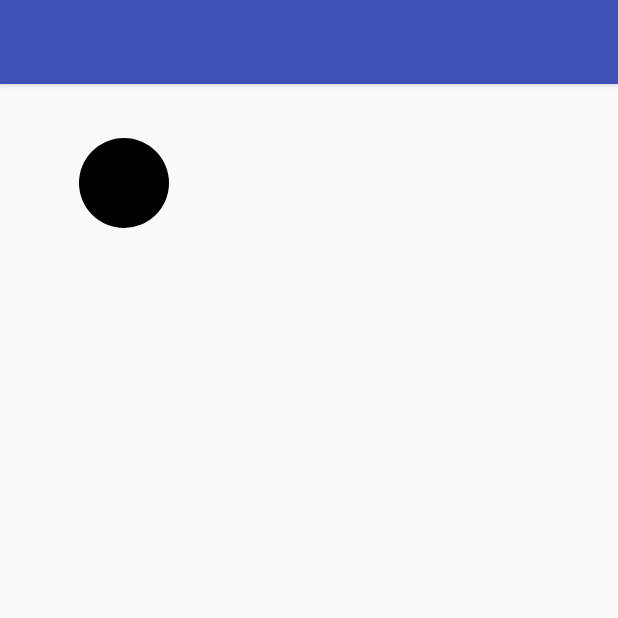
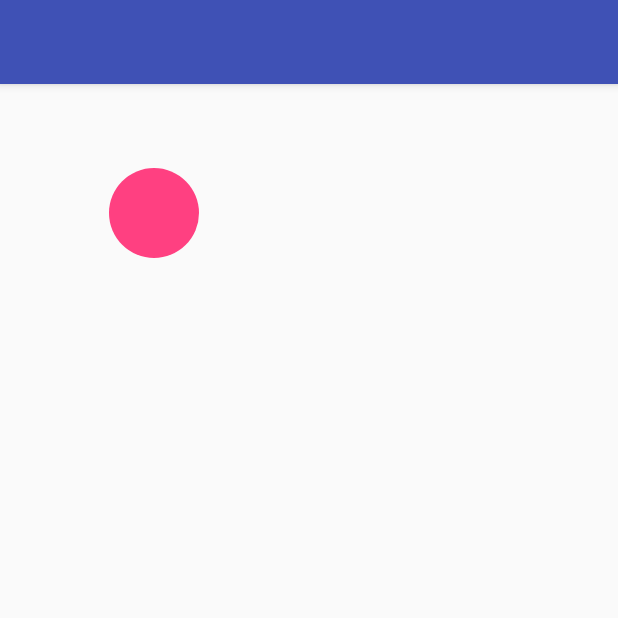
Before and after one commit to qiaofei/CodePractises, an Android app: the screen it shows after launch (MainActivity), on a phone screen of 412 x 824 dp, the top half of it. Run offline under Robolectric (Android 15) with nearby library versions, the phone set to English and light mode, and no system bars.

Commit message:
view的自定义属性

```diff
--- a/TestCustomView/app/src/main/java/com/asia00/testcustomview/CircleView.java
+++ b/TestCustomView/app/src/main/java/com/asia00/testcustomview/CircleView.java
@@ -22,24 +22,30 @@ public class CircleView extends View {
 
     public CircleView(Context context, AttributeSet attrs) {
         super(context, attrs);
+        setCustomDef(context, attrs);
     }
 
     public CircleView(Context context, AttributeSet attrs, int defStyleAttr) {
         super(context, attrs, defStyleAttr);
-        //
+        setCustomDef(context, attrs);
+    }
+
+    public void init() {
+        mPaint.setColor(mColor);
+    }
+
+    //自定义属性
+    public void setCustomDef(Context context, AttributeSet attrs) {
         TypedArray a = context.obtainStyledAttributes(attrs, R.styleable.CircleView);
         mColor = a.getColor(R.styleable.CircleView_circle_color, Color.RED);
         a.recycle();
         init();
     }
 
-    public void init() {
-        mPaint.setColor(mColor);
-    }
-
     @Override
     protected void onDraw(Canvas canvas) {
         super.onDraw(canvas);
+//        mPaint.setColor(mColor);
         final int paddingLeft = getPaddingLeft();
         final int paddingTop = getPaddingTop();
         final int paddingRight = getPaddingRight();
--- a/TestCustomView/app/src/main/res/layout/activity_main.xml
+++ b/TestCustomView/app/src/main/res/layout/activity_main.xml
@@ -11,8 +11,10 @@
     tools:context="com.asia00.testcustomview.MainActivity">
 
     <com.asia00.testcustomview.CircleView
+        android:id="@+id/circleView"
         android:layout_width="wrap_content"
         android:layout_height="100dp"
+        android:layout_margin="20dp"
         android:padding="20dp"
         app:circle_color="@color/colorAccent" />
 </RelativeLayout>
```
